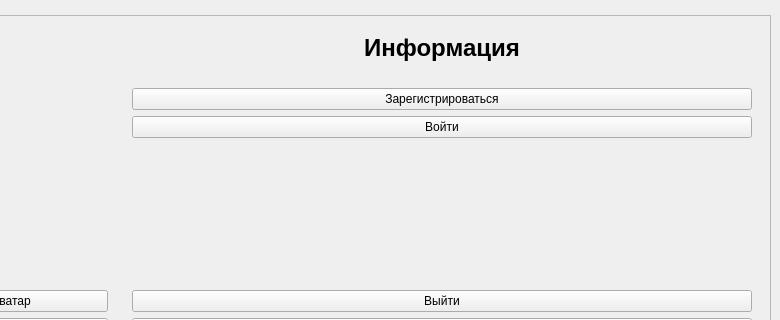
Qt form client/mypage.ui (ttema4/p2p-app) before a commit; both pictures show x 170 to 950 and y 0 to 320 of the 950 by 600 pixel window.
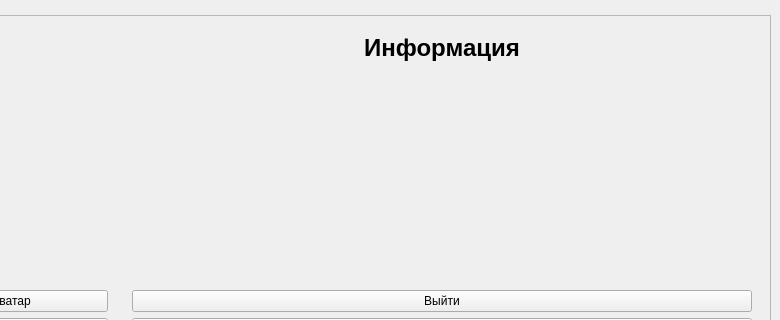
The same form after that commit.

```diff
--- a/client/mypage.ui
+++ b/client/mypage.ui
@@ -135,20 +135,6 @@
                </property>
               </widget>
              </item>
-             <item>
-              <widget class="QPushButton" name="pushButton_2">
-               <property name="text">
-                <string>Зарегистрироваться</string>
-               </property>
-              </widget>
-             </item>
-             <item>
-              <widget class="QPushButton" name="pushButton_3">
-               <property name="text">
-                <string>Войти</string>
-               </property>
-              </widget>
-             </item>
              <item>
               <spacer name="verticalSpacer_3">
                <property name="orientation">
```
